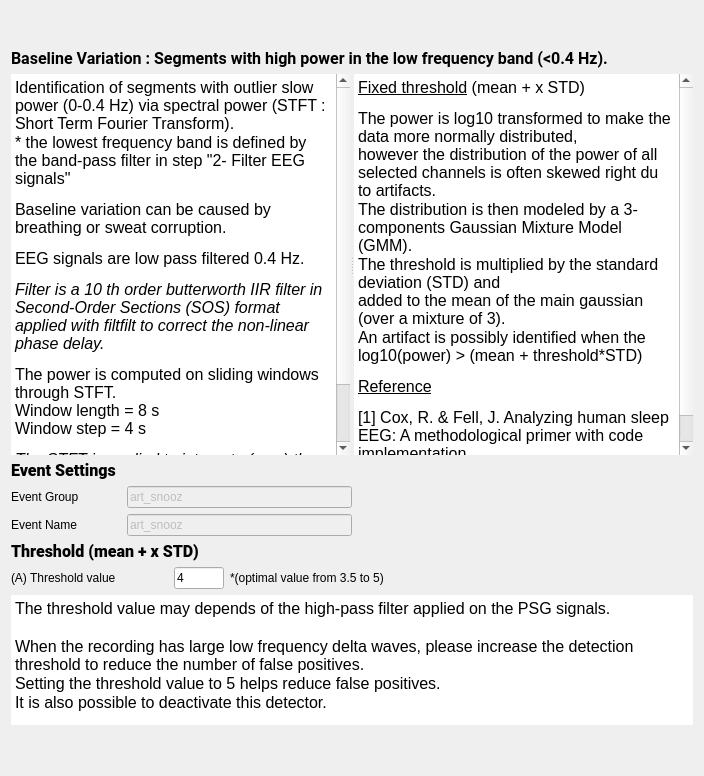
Before: the Qt Designer form tools/CEAMSTools/DetectArtifacts/BslVarStep/Ui_BslVarStep.ui in SnoozToolbox/snooz-package-ceams, drawn with Qt 5.
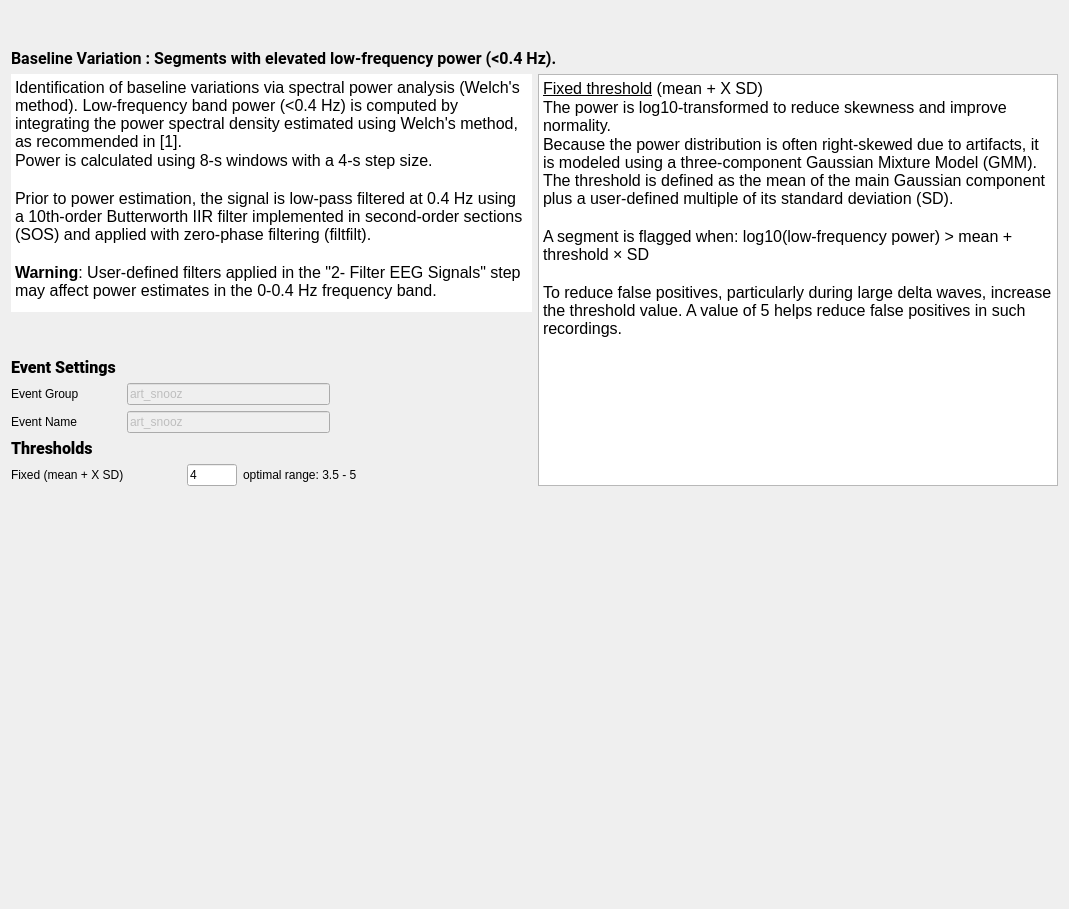
After: the same form once the commit is applied.

Commit message: Detect EEG Artifacts Tool: Updated the UI to clarify that spectral power estimation is based on the Welch method rather than STFT.

What changed in the file:
```diff
--- a/tools/CEAMSTools/DetectArtifacts/BslVarStep/Ui_BslVarStep.ui
+++ b/tools/CEAMSTools/DetectArtifacts/BslVarStep/Ui_BslVarStep.ui
@@ -6,8 +6,8 @@
    <rect>
     <x>0</x>
     <y>0</y>
-    <width>704</width>
-    <height>776</height>
+    <width>1069</width>
+    <height>909</height>
    </rect>
   </property>
   <property name="windowTitle">
@@ -16,7 +16,7 @@
   <property name="styleSheet">
    <string notr="true">font: 12pt &quot;Roboto&quot;;</string>
   </property>
-  <layout class="QVBoxLayout" name="verticalLayout_2">
+  <layout class="QVBoxLayout" name="verticalLayout_3">
    <item>
     <widget class="QWidget" name="imageWidget" native="true">
      <property name="sizePolicy">
@@ -56,92 +56,71 @@
       </font>
      </property>
      <property name="text">
-      <string>&lt;html&gt;&lt;head/&gt;&lt;body&gt;&lt;p&gt;&lt;span style=&quot; font-weight:600;&quot;&gt;Baseline Variation : Segments with high power in the low frequency band (&amp;lt;0.4 Hz).&lt;/span&gt;&lt;/p&gt;&lt;/body&gt;&lt;/html&gt;</string>
+      <string>&lt;html&gt;&lt;head/&gt;&lt;body&gt;&lt;p&gt;&lt;span style=&quot; font-weight:600;&quot;&gt;Baseline Variation : Segments with elevated low-frequency power (&amp;lt;0.4 Hz).&lt;/span&gt;&lt;/p&gt;&lt;/body&gt;&lt;/html&gt;</string>
      </property>
     </widget>
    </item>
-   <item>
-    <widget class="QSplitter" name="splitter">
-     <property name="sizePolicy">
-      <sizepolicy hsizetype="Expanding" vsizetype="Expanding">
-       <horstretch>0</horstretch>
-       <verstretch>0</verstretch>
-      </sizepolicy>
-     </property>
-     <property name="orientation">
-      <enum>Qt::Orientation::Horizontal</enum>
-     </property>
-     <widget class="QTextEdit" name="textEdit_2">
-      <property name="minimumSize">
-       <size>
-        <width>0</width>
-        <height>250</height>
-       </size>
-      </property>
-      <property name="frameShape">
-       <enum>QFrame::Shape::NoFrame</enum>
-      </property>
-      <property name="readOnly">
-       <bool>true</bool>
-      </property>
-      <property name="html">
-       <string>&lt;!DOCTYPE HTML PUBLIC &quot;-//W3C//DTD HTML 4.0//EN&quot; &quot;http://www.w3.org/TR/REC-html40/strict.dtd&quot;&gt;
-&lt;html&gt;&lt;head&gt;&lt;meta name=&quot;qrichtext&quot; content=&quot;1&quot; /&gt;&lt;meta charset=&quot;utf-8&quot; /&gt;&lt;style type=&quot;text/css&quot;&gt;
-p, li { white-space: pre-wrap; }
-hr { height: 1px; border-width: 0; }
-li.unchecked::marker { content: &quot;\2610&quot;; }
-li.checked::marker { content: &quot;\2612&quot;; }
-&lt;/style&gt;&lt;/head&gt;&lt;body style=&quot; font-family:'Roboto'; font-size:12pt; font-weight:400; font-style:normal;&quot;&gt;
-&lt;p style=&quot; margin-top:0px; margin-bottom:0px; margin-left:0px; margin-right:0px; -qt-block-indent:0; text-indent:0px;&quot;&gt;&lt;span style=&quot; color:#000000;&quot;&gt;Identification of segments with outlier slow power (0-0.4 Hz) via spectral power (STFT : Short Term Fourier Transform).&lt;/span&gt;&lt;/p&gt;
-&lt;p style=&quot; margin-top:0px; margin-bottom:0px; margin-left:0px; margin-right:0px; -qt-block-indent:0; text-indent:0px;&quot;&gt;&lt;span style=&quot; color:#000000;&quot;&gt;* the lowest frequency band is defined by the band-pass filter in step &amp;quot;2- Filter EEG signals&amp;quot;&lt;/span&gt;&lt;/p&gt;
-&lt;p style=&quot; margin-top:12px; margin-bottom:12px; margin-left:0px; margin-right:0px; -qt-block-indent:0; text-indent:0px;&quot;&gt;&lt;span style=&quot; color:#000000;&quot;&gt;Baseline variation can be caused by breathing or sweat corruption.&lt;/span&gt;&lt;/p&gt;
-&lt;p style=&quot; margin-top:12px; margin-bottom:12px; margin-left:0px; margin-right:0px; -qt-block-indent:0; text-indent:0px;&quot;&gt;&lt;span style=&quot; color:#000000;&quot;&gt;EEG signals are low pass filtered 0.4 Hz.&lt;/span&gt;&lt;/p&gt;
-&lt;p style=&quot; margin-top:12px; margin-bottom:12px; margin-left:0px; margin-right:0px; -qt-block-indent:0; text-indent:0px;&quot;&gt;&lt;span style=&quot; font-style:italic; color:#000000;&quot;&gt;Filter is a 10 th order butterworth IIR filter in Second-Order Sections (SOS) format &lt;br /&gt;applied with filtfilt to correct the non-linear phase delay.&lt;/span&gt;&lt;/p&gt;
-&lt;p style=&quot; margin-top:12px; margin-bottom:12px; margin-left:0px; margin-right:0px; -qt-block-indent:0; text-indent:0px;&quot;&gt;&lt;span style=&quot; color:#000000;&quot;&gt;The power is computed on sliding windows through STFT.&lt;br /&gt;Window length = 8 s&lt;br /&gt;Window step = 4 s&lt;/span&gt;&lt;/p&gt;
-&lt;p style=&quot; margin-top:12px; margin-bottom:12px; margin-left:0px; margin-right:0px; -qt-block-indent:0; text-indent:0px;&quot;&gt;&lt;span style=&quot; font-style:italic; color:#000000;&quot;&gt;The STFT is applied to integrate (sum) the signal power within a frequency range&lt;br /&gt; of the true spectrum (units² ex. µV²) as suggested in [1].&lt;/span&gt;&lt;/p&gt;&lt;/body&gt;&lt;/html&gt;</string>
-      </property>
-     </widget>
-     <widget class="QTextEdit" name="textEdit">
-      <property name="minimumSize">
-       <size>
-        <width>0</width>
-        <height>250</height>
-       </size>
-      </property>
-      <property name="frameShape">
-       <enum>QFrame::Shape::NoFrame</enum>
-      </property>
-      <property name="frameShadow">
-       <enum>QFrame::Shadow::Sunken</enum>
-      </property>
-      <property name="lineWidth">
-       <number>1</number>
-      </property>
-      <property name="readOnly">
-       <bool>true</bool>
-      </property>
-      <property name="html">
-       <string>&lt;!DOCTYPE HTML PUBLIC &quot;-//W3C//DTD HTML 4.0//EN&quot; &quot;http://www.w3.org/TR/REC-html40/strict.dtd&quot;&gt;
-&lt;html&gt;&lt;head&gt;&lt;meta name=&quot;qrichtext&quot; content=&quot;1&quot; /&gt;&lt;meta charset=&quot;utf-8&quot; /&gt;&lt;style type=&quot;text/css&quot;&gt;
-p, li { white-space: pre-wrap; }
-hr { height: 1px; border-width: 0; }
-li.unchecked::marker { content: &quot;\2610&quot;; }
-li.checked::marker { content: &quot;\2612&quot;; }
-&lt;/style&gt;&lt;/head&gt;&lt;body style=&quot; font-family:'Roboto'; font-size:12pt; font-weight:400; font-style:normal;&quot;&gt;
-&lt;p style=&quot; margin-top:12px; margin-bottom:12px; margin-left:0px; margin-right:0px; -qt-block-indent:0; text-indent:0px;&quot;&gt;&lt;span style=&quot; text-decoration: underline; color:#000000;&quot;&gt;Fixed threshold&lt;/span&gt;&lt;span style=&quot; color:#000000;&quot;&gt; (mean + x STD)&lt;/span&gt;&lt;/p&gt;
-&lt;p style=&quot; margin-top:0px; margin-bottom:0px; margin-left:0px; margin-right:0px; -qt-block-indent:0; text-indent:0px;&quot;&gt;The power is log10 transformed to make the data more normally distributed, &lt;br /&gt;however the distribution of the power of all selected channels is often skewed right du to artifacts.&lt;/p&gt;
-&lt;p style=&quot; margin-top:0px; margin-bottom:0px; margin-left:0px; margin-right:0px; -qt-block-indent:0; text-indent:0px;&quot;&gt;The distribution is then modeled by a 3-components Gaussian Mixture Model (GMM).&lt;/p&gt;
-&lt;p style=&quot; margin-top:0px; margin-bottom:0px; margin-left:0px; margin-right:0px; -qt-block-indent:0; text-indent:0px;&quot;&gt;The threshold is multiplied by the standard deviation (STD) and &lt;br /&gt;added to the mean of the main gaussian (over a mixture of 3).&lt;/p&gt;
-&lt;p style=&quot; margin-top:0px; margin-bottom:0px; margin-left:0px; margin-right:0px; -qt-block-indent:0; text-indent:0px;&quot;&gt;An artifact is possibly identified when the log10(power) &amp;gt; (mean + threshold*STD)&lt;/p&gt;
-&lt;p style=&quot; margin-top:12px; margin-bottom:12px; margin-left:0px; margin-right:0px; -qt-block-indent:0; text-indent:0px;&quot;&gt;&lt;a href=&quot;https://pubmed.ncbi.nlm.nih.gov/12723066/&quot;&gt;&lt;span style=&quot; text-decoration: underline; color:#000000;&quot;&gt;Reference&lt;/span&gt;&lt;/a&gt;&lt;/p&gt;
-&lt;p style=&quot; margin-top:12px; margin-bottom:12px; margin-left:0px; margin-right:0px; -qt-block-indent:0; text-indent:0px;&quot;&gt;&lt;span style=&quot; color:#000000;&quot;&gt;[1] Cox, R. &amp;amp; Fell, J. Analyzing human sleep EEG: A methodological primer with code implementation. &lt;br /&gt;Sleep Medicine Reviews54, 101353 (2020).&lt;/span&gt;&lt;/p&gt;&lt;/body&gt;&lt;/html&gt;</string>
-      </property>
-     </widget>
-    </widget>
-   </item>
    <item>
     <layout class="QHBoxLayout" name="horizontalLayout_5">
      <item>
+      <layout class="QVBoxLayout" name="verticalLayout_2">
+       <item>
+        <widget class="QTextEdit" name="textEdit_2">
+         <property name="minimumSize">
+          <size>
+           <width>0</width>
+           <height>0</height>
+          </size>
+         </property>
+         <property name="frameShape">
+          <enum>QFrame::Shape::NoFrame</enum>
+         </property>
+         <property name="verticalScrollBarPolicy">
+          <enum>Qt::ScrollBarPolicy::ScrollBarAlwaysOff</enum>
+         </property>
+         <property name="horizontalScrollBarPolicy">
+          <enum>Qt::ScrollBarPolicy::ScrollBarAlwaysOff</enum>
+         </property>
+         <property name="readOnly">
+          <bool>true</bool>
+         </property>
+         <property name="html">
+          <string>&lt;!DOCTYPE HTML PUBLIC &quot;-//W3C//DTD HTML 4.0//EN&quot; &quot;http://www.w3.org/TR/REC-html40/strict.dtd&quot;&gt;
+&lt;html&gt;&lt;head&gt;&lt;meta name=&quot;qrichtext&quot; content=&quot;1&quot; /&gt;&lt;meta charset=&quot;utf-8&quot; /&gt;&lt;style type=&quot;text/css&quot;&gt;
+p, li { white-space: pre-wrap; }
+hr { height: 1px; border-width: 0; }
+li.unchecked::marker { content: &quot;\2610&quot;; }
+li.checked::marker { content: &quot;\2612&quot;; }
+&lt;/style&gt;&lt;/head&gt;&lt;body style=&quot; font-family:'Roboto'; font-size:12pt; font-weight:400; font-style:normal;&quot;&gt;
+&lt;p style=&quot; margin-top:0px; margin-bottom:0px; margin-left:0px; margin-right:0px; -qt-block-indent:0; text-indent:0px;&quot;&gt;Identification of baseline variations via spectral power analysis (Welch's method). Low-frequency band power (&amp;lt;0.4 Hz) is computed by integrating the power spectral density estimated using Welch's method, as recommended in [1]. &lt;/p&gt;
+&lt;p style=&quot; margin-top:0px; margin-bottom:0px; margin-left:0px; margin-right:0px; -qt-block-indent:0; text-indent:0px;&quot;&gt;Power is calculated using 8-s windows with a 4-s step size.&lt;/p&gt;
+&lt;p style=&quot;-qt-paragraph-type:empty; margin-top:0px; margin-bottom:0px; margin-left:0px; margin-right:0px; -qt-block-indent:0; text-indent:0px;&quot;&gt;&lt;br /&gt;&lt;/p&gt;
+&lt;p style=&quot; margin-top:0px; margin-bottom:0px; margin-left:0px; margin-right:0px; -qt-block-indent:0; text-indent:0px;&quot;&gt;Prior to power estimation, the signal is low-pass filtered at 0.4 Hz using a 10th-order Butterworth IIR filter implemented in second-order sections (SOS) and applied with zero-phase filtering (filtfilt). &lt;/p&gt;
+&lt;p style=&quot;-qt-paragraph-type:empty; margin-top:0px; margin-bottom:0px; margin-left:0px; margin-right:0px; -qt-block-indent:0; text-indent:0px;&quot;&gt;&lt;br /&gt;&lt;/p&gt;
+&lt;p style=&quot; margin-top:0px; margin-bottom:0px; margin-left:0px; margin-right:0px; -qt-block-indent:0; text-indent:0px;&quot;&gt;&lt;span style=&quot; font-weight:700;&quot;&gt;Warning&lt;/span&gt;: User-defined filters applied in the &amp;quot;2- Filter EEG Signals&amp;quot; step may affect power estimates in the 0-0.4 Hz frequency band.&lt;/p&gt;
+&lt;p style=&quot;-qt-paragraph-type:empty; margin-top:0px; margin-bottom:0px; margin-left:0px; margin-right:0px; -qt-block-indent:0; text-indent:0px;&quot;&gt;&lt;br /&gt;&lt;/p&gt;
+&lt;p style=&quot; margin-top:0px; margin-bottom:0px; margin-left:0px; margin-right:0px; -qt-block-indent:0; text-indent:0px;&quot;&gt;&lt;span style=&quot; text-decoration: underline;&quot;&gt;Reference&lt;/span&gt;&lt;/p&gt;
+&lt;p style=&quot; margin-top:0px; margin-bottom:0px; margin-left:0px; margin-right:0px; -qt-block-indent:0; text-indent:0px;&quot;&gt;[1] Cox, R. &amp;amp; Fell, J. Analyzing human sleep EEG: A methodological primer with code implementation. Sleep Medicine Reviews, 54, 101353 (2020).       &lt;/p&gt;&lt;/body&gt;&lt;/html&gt;</string>
+         </property>
+        </widget>
+       </item>
+       <item>
+        <spacer name="verticalSpacer">
+         <property name="orientation">
+          <enum>Qt::Orientation::Vertical</enum>
+         </property>
+         <property name="sizeType">
+          <enum>QSizePolicy::Policy::Preferred</enum>
+         </property>
+         <property name="sizeHint" stdset="0">
+          <size>
+           <width>20</width>
+           <height>40</height>
+          </size>
+         </property>
+        </spacer>
+       </item>
+       <item>
       <layout class="QVBoxLayout" name="verticalLayout">
        <item>
         <widget class="QLabel" name="label_4">
@@ -213,6 +192,19 @@
            </property>
           </widget>
          </item>
+           <item>
+            <spacer name="horizontalSpacer_2">
+             <property name="orientation">
+              <enum>Qt::Orientation::Horizontal</enum>
+             </property>
+             <property name="sizeHint" stdset="0">
+              <size>
+               <width>40</width>
+               <height>20</height>
+              </size>
+             </property>
+            </spacer>
+           </item>
         </layout>
        </item>
        <item>
@@ -264,22 +256,15 @@
            </property>
           </widget>
          </item>
-        </layout>
-       </item>
-      </layout>
-     </item>
      <item>
-      <spacer name="horizontalSpacer_2">
+            <spacer name="horizontalSpacer_3">
        <property name="orientation">
         <enum>Qt::Orientation::Horizontal</enum>
        </property>
-       <property name="sizeType">
-        <enum>QSizePolicy::Policy::Expanding</enum>
-       </property>
        <property name="sizeHint" stdset="0">
         <size>
-         <width>13</width>
-         <height>13</height>
+               <width>40</width>
+               <height>20</height>
         </size>
        </property>
       </spacer>
@@ -304,7 +289,7 @@
       </font>
      </property>
      <property name="text">
-      <string>&lt;html&gt;&lt;head/&gt;&lt;body&gt;&lt;p&gt;&lt;span style=&quot; font-weight:700;&quot;&gt;Threshold (mean + x STD)&lt;/span&gt;&lt;/p&gt;&lt;/body&gt;&lt;/html&gt;</string>
+            <string>&lt;html&gt;&lt;head/&gt;&lt;body&gt;&lt;p&gt;&lt;span style=&quot; font-weight:700;&quot;&gt;Thresholds&lt;/span&gt;&lt;/p&gt;&lt;/body&gt;&lt;/html&gt;</string>
      </property>
     </widget>
    </item>
@@ -320,7 +305,7 @@
        </property>
        <property name="minimumSize">
         <size>
-         <width>157</width>
+               <width>170</width>
          <height>0</height>
         </size>
        </property>
@@ -331,7 +316,7 @@
         <number>0</number>
        </property>
        <property name="text">
-        <string>&lt;html&gt;&lt;head/&gt;&lt;body&gt;&lt;p&gt;(A) Threshold value&lt;/p&gt;&lt;/body&gt;&lt;/html&gt;</string>
+              <string>&lt;html&gt;&lt;head/&gt;&lt;body&gt;&lt;p&gt;Fixed (mean + X SD)&lt;/p&gt;&lt;/body&gt;&lt;/html&gt;</string>
        </property>
        <property name="textFormat">
         <enum>Qt::TextFormat::RichText</enum>
@@ -369,7 +354,7 @@
         </size>
        </property>
        <property name="text">
-        <string>*(optimal value from 3.5 to 5)</string>
+              <string>optimal range: 3.5 - 5</string>
        </property>
        <property name="alignment">
         <set>Qt::AlignmentFlag::AlignLeading|Qt::AlignmentFlag::AlignLeft|Qt::AlignmentFlag::AlignVCenter</set>
@@ -391,34 +376,26 @@
      </item>
     </layout>
    </item>
+        </layout>
+       </item>
+      </layout>
+     </item>
    <item>
     <widget class="QTextEdit" name="textEdit">
-     <property name="sizePolicy">
-      <sizepolicy hsizetype="Expanding" vsizetype="Expanding">
-       <horstretch>0</horstretch>
-       <verstretch>0</verstretch>
-      </sizepolicy>
-     </property>
      <property name="minimumSize">
       <size>
        <width>0</width>
-       <height>0</height>
-      </size>
-     </property>
-     <property name="maximumSize">
-      <size>
-       <width>16777215</width>
-       <height>130</height>
+         <height>250</height>
       </size>
      </property>
      <property name="frameShape">
-      <enum>QFrame::Shape::NoFrame</enum>
+        <enum>QFrame::Shape::StyledPanel</enum>
      </property>
      <property name="frameShadow">
       <enum>QFrame::Shadow::Sunken</enum>
      </property>
      <property name="lineWidth">
-      <number>1</number>
+        <number>2</number>
      </property>
      <property name="verticalScrollBarPolicy">
       <enum>Qt::ScrollBarPolicy::ScrollBarAlwaysOff</enum>
@@ -437,26 +414,27 @@
 li.unchecked::marker { content: &quot;\2610&quot;; }
 li.checked::marker { content: &quot;\2612&quot;; }
 &lt;/style&gt;&lt;/head&gt;&lt;body style=&quot; font-family:'Roboto'; font-size:12pt; font-weight:400; font-style:normal;&quot;&gt;
-&lt;p style=&quot; margin-top:0px; margin-bottom:0px; margin-left:0px; margin-right:0px; -qt-block-indent:0; text-indent:0px;&quot;&gt;The threshold value may depends of the high-pass filter applied on the PSG signals.&lt;/p&gt;
+&lt;p style=&quot; margin-top:0px; margin-bottom:0px; margin-left:0px; margin-right:0px; -qt-block-indent:0; text-indent:0px;&quot;&gt;&lt;span style=&quot; text-decoration: underline;&quot;&gt;Fixed threshold&lt;/span&gt; (mean + X SD)&lt;/p&gt;
+&lt;p style=&quot; margin-top:0px; margin-bottom:0px; margin-left:0px; margin-right:0px; -qt-block-indent:0; text-indent:0px;&quot;&gt;The power is log10-transformed to reduce skewness and improve normality.&lt;/p&gt;
+&lt;p style=&quot; margin-top:0px; margin-bottom:0px; margin-left:0px; margin-right:0px; -qt-block-indent:0; text-indent:0px;&quot;&gt;Because the power distribution is often right-skewed due to artifacts, it is modeled using a three-component Gaussian Mixture Model (GMM). The threshold is defined as the mean of the main Gaussian component plus a user-defined multiple of its standard deviation (SD).&lt;/p&gt;
 &lt;p style=&quot;-qt-paragraph-type:empty; margin-top:0px; margin-bottom:0px; margin-left:0px; margin-right:0px; -qt-block-indent:0; text-indent:0px;&quot;&gt;&lt;br /&gt;&lt;/p&gt;
-&lt;p style=&quot; margin-top:0px; margin-bottom:0px; margin-left:0px; margin-right:0px; -qt-block-indent:0; text-indent:0px;&quot;&gt;When the recording has large low frequency delta waves, please increase the detection threshold to reduce the number of false positives. &lt;/p&gt;
-&lt;p style=&quot; margin-top:0px; margin-bottom:0px; margin-left:0px; margin-right:0px; -qt-block-indent:0; text-indent:0px;&quot;&gt;Setting the threshold value to 5 helps reduce false positives.&lt;/p&gt;
-&lt;p style=&quot; margin-top:0px; margin-bottom:0px; margin-left:0px; margin-right:0px; -qt-block-indent:0; text-indent:0px;&quot;&gt;It is also possible to deactivate this detector.&lt;/p&gt;&lt;/body&gt;&lt;/html&gt;</string>
+&lt;p style=&quot; margin-top:0px; margin-bottom:0px; margin-left:0px; margin-right:0px; -qt-block-indent:0; text-indent:0px;&quot;&gt;A segment is flagged when: log10(low-frequency power) &amp;gt; mean + threshold × SD&lt;/p&gt;
+&lt;p style=&quot;-qt-paragraph-type:empty; margin-top:0px; margin-bottom:0px; margin-left:0px; margin-right:0px; -qt-block-indent:0; text-indent:0px;&quot;&gt;&lt;br /&gt;&lt;/p&gt;
+&lt;p style=&quot; margin-top:0px; margin-bottom:0px; margin-left:0px; margin-right:0px; -qt-block-indent:0; text-indent:0px;&quot;&gt;To reduce false positives, particularly during large delta waves, increase the threshold value. A value of 5 helps reduce false positives in such recordings.&lt;/p&gt;&lt;/body&gt;&lt;/html&gt;</string>
      </property>
     </widget>
    </item>
+    </layout>
+   </item>
    <item>
-    <spacer name="verticalSpacer">
+    <spacer name="verticalSpacer_2">
      <property name="orientation">
       <enum>Qt::Orientation::Vertical</enum>
      </property>
-     <property name="sizeType">
-      <enum>QSizePolicy::Policy::Preferred</enum>
-     </property>
      <property name="sizeHint" stdset="0">
       <size>
        <width>20</width>
-       <height>40</height>
+       <height>405</height>
       </size>
      </property>
     </spacer>
```
Lines whose indentation alone changed are shown as unchanged. The commit also changes 16 other files.
